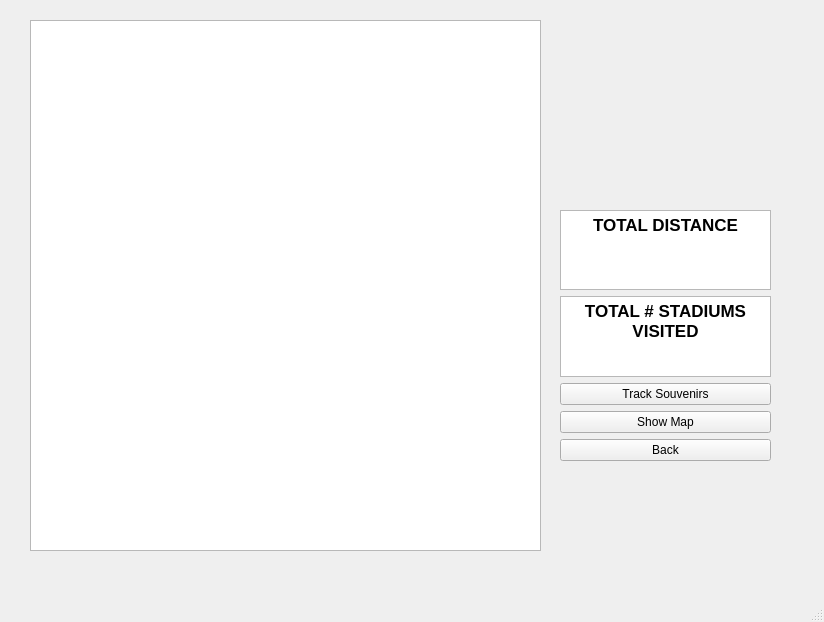
First picture: the form in CS8project2/mainwindow.ui, repository pradakev/CS8GroupProject2, before the edit.
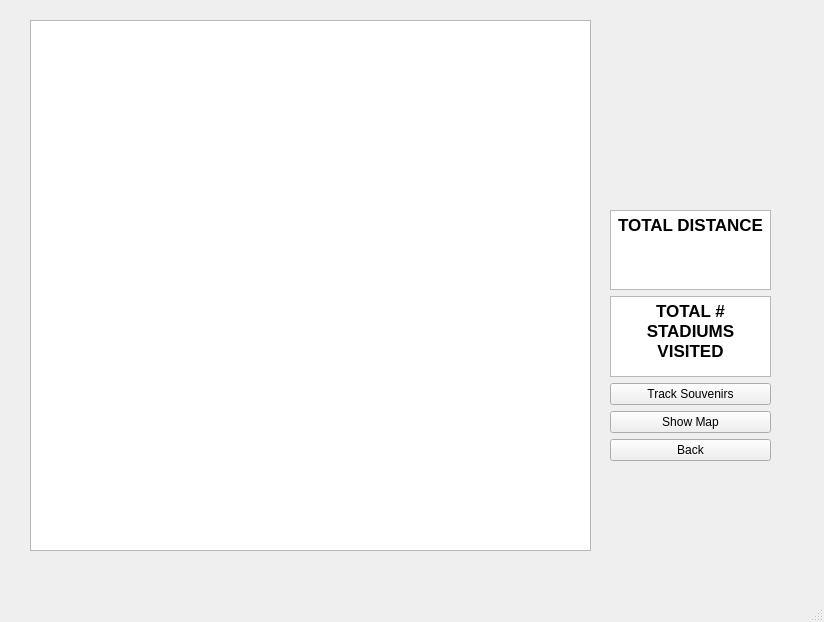
Second picture: the form after the edit. The open tabs and pages were chosen to show the change. Icons and pictures are not drawn.

Commit message: fixed dijkstras display table

Diff of the .ui file:
```diff
--- a/CS8project2/mainwindow.ui
+++ b/CS8project2/mainwindow.ui
@@ -1099,7 +1099,7 @@
        <rect>
         <x>20</x>
         <y>20</y>
-        <width>511</width>
+        <width>561</width>
         <height>531</height>
        </rect>
       </property>
@@ -1107,9 +1107,9 @@
      <widget class="QWidget" name="verticalLayoutWidget">
       <property name="geometry">
        <rect>
-        <x>550</x>
+        <x>600</x>
         <y>210</y>
-        <width>211</width>
+        <width>161</width>
         <height>251</height>
        </rect>
       </property>
@@ -1162,8 +1162,8 @@
      <widget class="QLabel" name="mapLogo_2">
       <property name="geometry">
        <rect>
-        <x>580</x>
-        <y>10</y>
+        <x>610</x>
+        <y>30</y>
         <width>141</width>
         <height>71</height>
        </rect>
@@ -1175,7 +1175,7 @@
      <widget class="QLabel" name="mlbLogo_2">
       <property name="geometry">
        <rect>
-        <x>580</x>
+        <x>610</x>
         <y>110</y>
         <width>151</width>
         <height>101</height>
```
Left out of the diff: 2 changed lines with no effect on the pictures. The commit also changes 2 other files.
